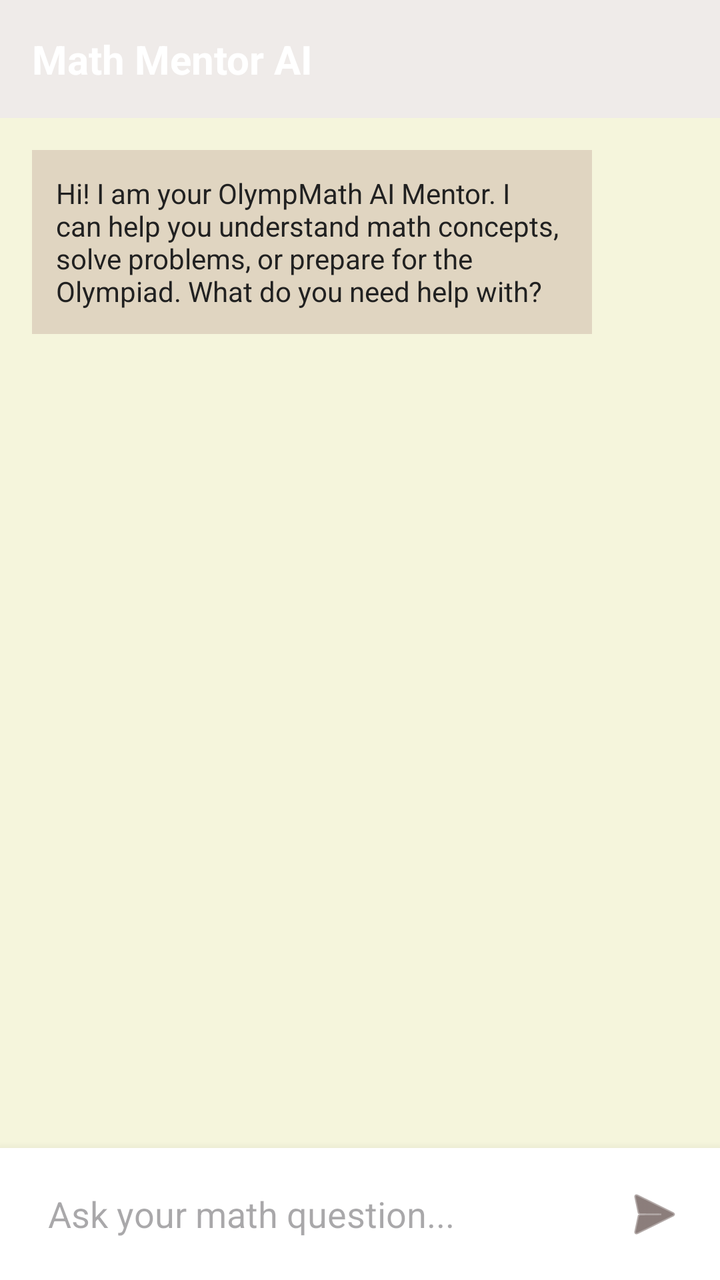
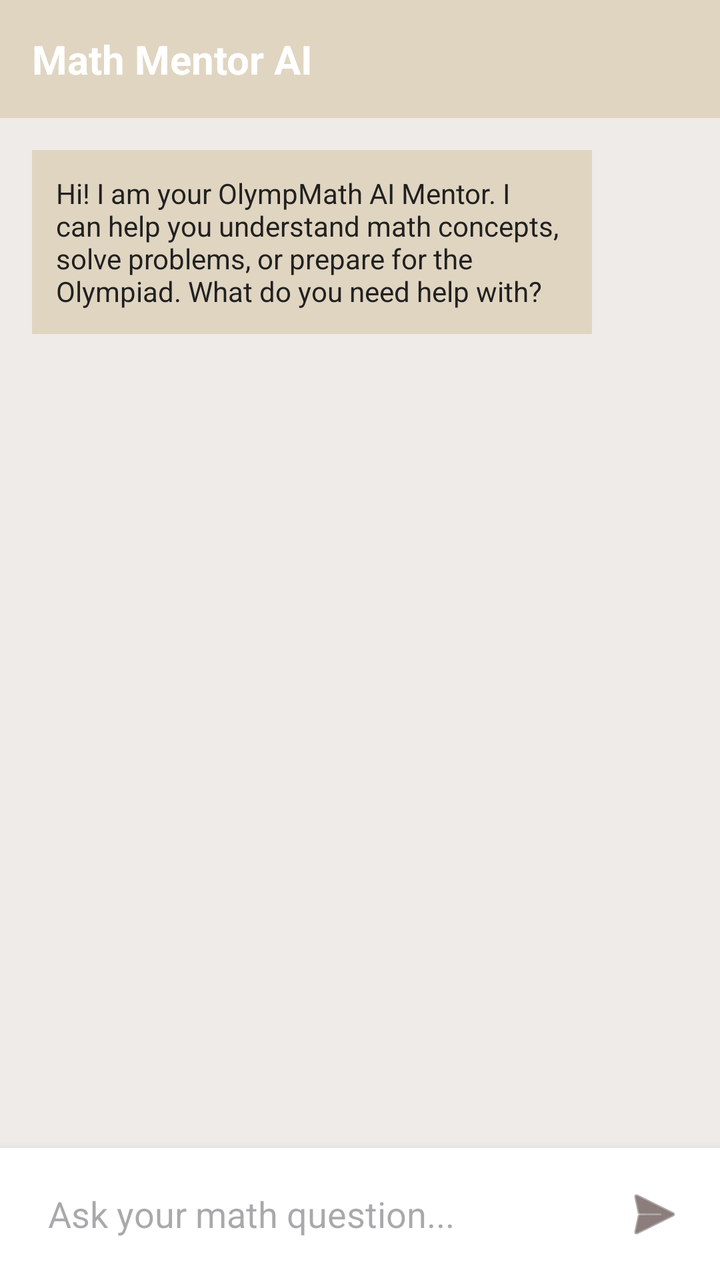

Before-and-after screenshots of an Android layout around one commit, followed by the original layout XML and the change that was made.
<!-- AndroidManifest.xml: application theme Theme.OlympMathMentor -->
<!-- res/layout/fragment_ai.xml -->
<?xml version="1.0" encoding="utf-8"?>
<RelativeLayout xmlns:android="http://schemas.android.com/apk/res/android"
    xmlns:app="http://schemas.android.com/apk/res-auto"
    android:layout_width="match_parent"
    android:layout_height="match_parent"
    android:background="#F5F5DC"> <LinearLayout
    android:id="@+id/chat_header"
    android:layout_width="match_parent"
    android:layout_height="wrap_content"
    android:background="@color/soft_beige"
    android:padding="16dp"
    android:orientation="horizontal"
    android:gravity="center_vertical">

    <TextView
        android:layout_width="wrap_content"
        android:layout_height="wrap_content"
        android:text="Math Mentor AI" android:textColor="#FFFFFF"
        android:textSize="20sp"
        android:textStyle="bold"/>
</LinearLayout>

    <ScrollView
        android:id="@+id/chat_scroll"
        android:layout_width="match_parent"
        android:layout_height="match_parent"
        android:layout_below="@id/chat_header"
        android:layout_above="@id/layout_typing_area"
        android:padding="16dp">

        <LinearLayout
            android:id="@+id/chat_messages_container"
            android:layout_width="match_parent"
            android:layout_height="wrap_content"
            android:orientation="vertical">

            <TextView
                android:layout_width="wrap_content"
                android:layout_height="wrap_content"
                android:layout_marginBottom="8dp"
                android:background="#E0D5C1"
                android:maxWidth="280dp"
                android:padding="12dp"
                android:text="Hi! I am your OlympMath AI Mentor. I can help you understand math concepts, solve problems, or prepare for the Olympiad. What do you need help with?"
                android:textColor="#212121" />

        </LinearLayout>
    </ScrollView>

    <LinearLayout
        android:id="@+id/layout_typing_area"
        android:layout_width="match_parent"
        android:layout_height="wrap_content"
        android:layout_alignParentBottom="true"
        android:background="#FFFFFF"
        android:padding="8dp"
        android:elevation="8dp"
        android:orientation="horizontal"
        android:gravity="center_vertical">

        <EditText
            android:id="@+id/et_chat_input"
            android:layout_width="0dp"
            android:layout_height="50dp"
            android:layout_weight="1"
            android:hint="Ask your math question..." android:background="@android:color/transparent"
            android:textColor="#212121"
            android:paddingStart="16dp"
            android:paddingEnd="16dp"/>

        <ImageButton
            android:id="@+id/btn_send_message"
            android:layout_width="50dp"
            android:layout_height="50dp"
            android:src="@android:drawable/ic_menu_send"
            android:background="?attr/selectableItemBackgroundBorderless"
            app:tint="#3E2723"/> </LinearLayout>

</RelativeLayout>
<!-- resources referenced by this layout -->
<resources>
  <color name="soft_beige">#EFEBE9</color>
  <style name="Theme.OlympMathMentor" parent="Base.Theme.OlympMathMentor" />
  <style name="Base.Theme.OlympMathMentor" parent="Theme.Material3.DayNight.NoActionBar">
          
          
      </style>
</resources>

<!-- the commit's change to res/layout/fragment_ai.xml (unified diff, before → after) -->
@@ -7,7 +7,7 @@
     android:id="@+id/chat_header"
     android:layout_width="match_parent"
     android:layout_height="wrap_content"
-    android:background="@color/soft_beige"
+    android:background="#E0D5C1"
     android:padding="16dp"
     android:orientation="horizontal"
     android:gravity="center_vertical">
@@ -25,6 +25,7 @@
         android:layout_width="match_parent"
         android:layout_height="match_parent"
         android:layout_below="@id/chat_header"
+        android:background="@color/soft_beige"
         android:layout_above="@id/layout_typing_area"
         android:padding="16dp">
 
@@ -63,7 +64,8 @@
             android:layout_width="0dp"
             android:layout_height="50dp"
             android:layout_weight="1"
-            android:hint="Ask your math question..." android:background="@android:color/transparent"
+            android:hint="Ask your math question..."
+            android:background="@android:color/transparent"
             android:textColor="#212121"
             android:paddingStart="16dp"
             android:paddingEnd="16dp"/>
